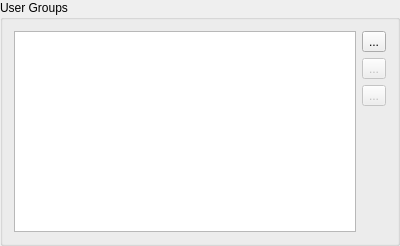
Above: src/user_groups_box.ui from nextgis/quickmapservices before the change. Below: the same form after it.
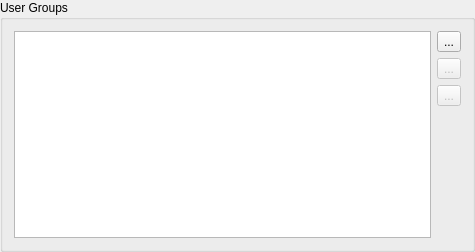
That is the form after the change.

Commit message: Add icons for user services

What changed in the file:
```diff
--- a/src/user_groups_box.ui
+++ b/src/user_groups_box.ui
@@ -6,8 +6,8 @@
    <rect>
     <x>0</x>
     <y>0</y>
-    <width>400</width>
-    <height>246</height>
+    <width>475</width>
+    <height>252</height>
    </rect>
   </property>
   <property name="windowTitle">
@@ -27,6 +27,18 @@
        <property name="text">
         <string>...</string>
        </property>
+       <property name="iconSize">
+        <size>
+         <width>16</width>
+         <height>16</height>
+        </size>
+       </property>
+       <property name="popupMode">
+        <enum>QToolButton::DelayedPopup</enum>
+       </property>
+       <property name="toolButtonStyle">
+        <enum>Qt::ToolButtonIconOnly</enum>
+       </property>
       </widget>
      </item>
      <item>
```
The commit also changes 8 other files.
